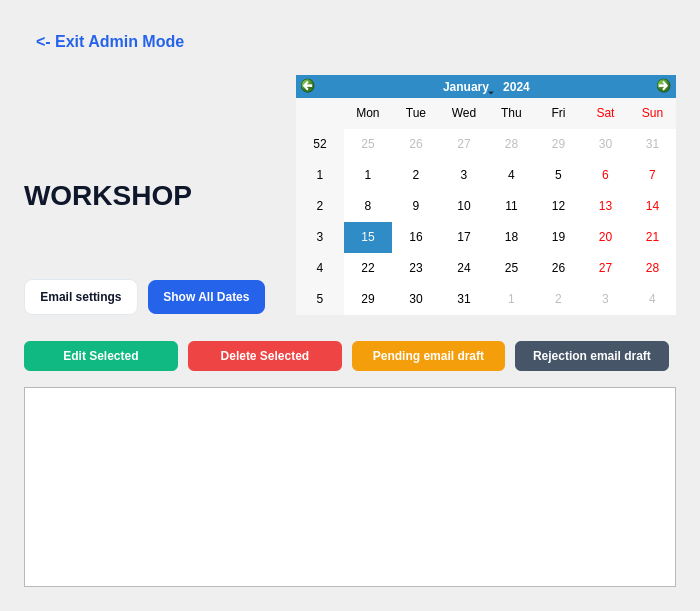
The window that ui/forms/page4.ui (PPAS-Rashmika/SYNCLAB-Centralized-Workshop-Laboratory-Allocation-Platform) describes before a commit, drawn with Qt 5.
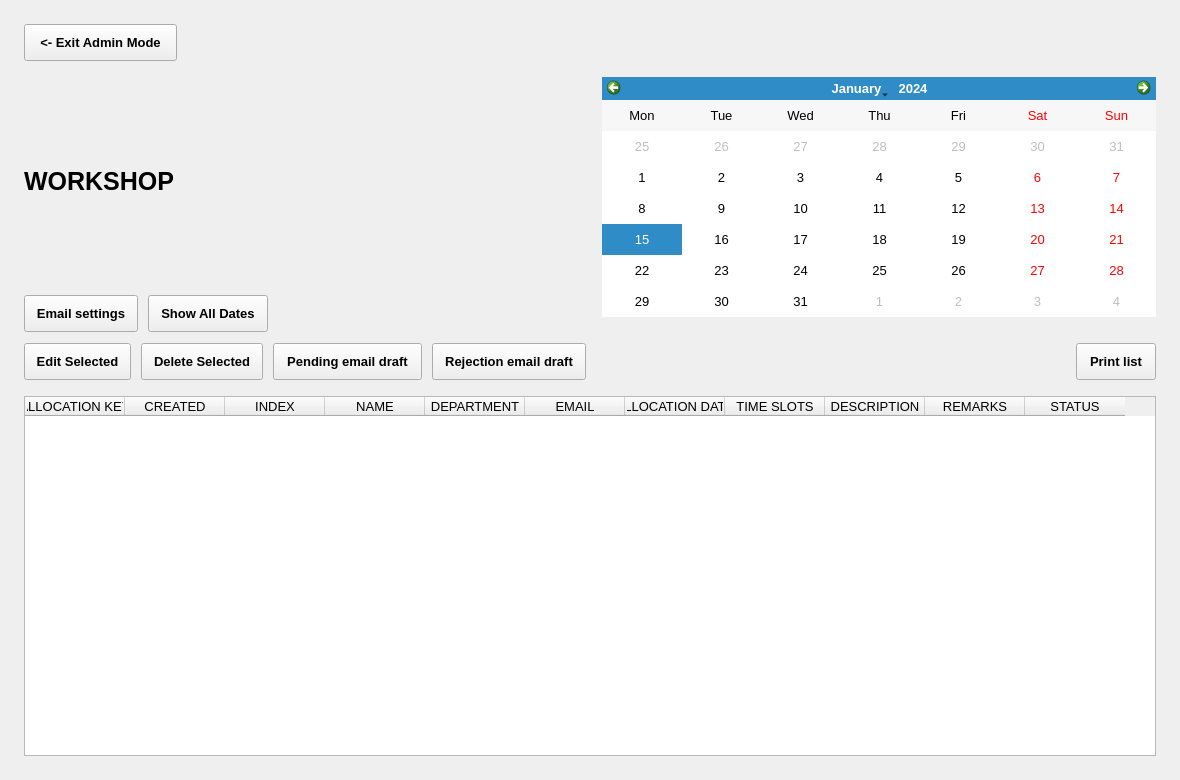
The same window after the commit. Custom widgets are drawn as their Qt base class.

The edit to the form file:
```diff
--- a/ui/forms/page4.ui
+++ b/ui/forms/page4.ui
@@ -2,73 +2,86 @@
 <ui version="4.0">
  <class>Page4</class>
  <widget class="QWidget" name="page4Widget">
-  <layout class="QVBoxLayout" name="verticalLayout_page4" stretch="0,0,0,1">
-   <property name="spacing">
-    <number>16</number>
-   </property>
-   <property name="leftMargin">
-    <number>24</number>
-   </property>
-   <property name="topMargin">
-    <number>24</number>
-   </property>
-   <property name="rightMargin">
-    <number>24</number>
-   </property>
-   <property name="bottomMargin">
-    <number>24</number>
-   </property>
-   <item>
-    <layout class="QHBoxLayout" name="page4TopBar">
-     <item alignment="Qt::AlignLeft|Qt::AlignTop">
+  <property name="font">
+   <font>
+    <family>Segoe UI</family>
+    <pointsize>10</pointsize>
+    <bold>false</bold>
+   </font>
+  </property>
+  <property name="styleSheet">
+   <string notr="true">QWidget { color:#17243B;   }QMainWindow, QStackedWidget, QWidget#page0Widget, QWidget#page1Widget, QWidget#page2Widget, QWidget#page3Widget, QWidget#page4Widget { background:#F4F7FB; }QScrollArea { border:none; background:transparent; } QScrollArea &gt; QWidget &gt; QWidget { background:#F4F7FB; }QScrollArea#cardsScrollArea &gt; QWidget, QWidget#cardsScrollContents { background:transparent; }QLabel { background:transparent; }QLabel#welcomeTitle { color:#52647D;   }QLabel#syncLabTitle {   }QLabel#syncLabSubtitle {   }QLabel#welcomeDesc, QLabel#selectedDescLabel2, QLabel#adminWsDescLbl { color:#52647D;  }QLabel#selectTitleLabel, QLabel#selectedNameLabel2, QLabel#confirmTitleLbl, QLabel#adminWsTitleLbl {   }QLineEdit, QTextEdit, QComboBox { background:#FFFFFF; border:1px solid #D4DEEB; border-radius:7px; padding:8px; selection-background-color:#2563EB; selection-color:white; }QLineEdit:focus, QTextEdit:focus, QComboBox:focus { border:1px solid #2563EB; }QComboBox QAbstractItemView { background:#FFFFFF; color:#17243B; selection-background-color:#2563EB; selection-color:white; }QPushButton { background:#FFFFFF; color:#17243B; border:1px solid #D4DEEB; border-radius:8px; padding:9px 14px;  }QPushButton:hover, QPushButton:focus { background:#EAF2FF; border-color:#2563EB; }QPushButton:pressed { border:2px solid #2563EB; }QPushButton#allocateNowBtn, QPushButton#nextBtn, QPushButton#nextTo3Btn, QPushButton#submitBtn, QPushButton#updateBtn { background:#2563EB; color:white; border:1px solid #2563EB; }QPushButton#allocateNowBtn:hover, QPushButton#nextBtn:hover, QPushButton#nextTo3Btn:hover, QPushButton#submitBtn:hover, QPushButton#updateBtn:hover { background:#1D4ED8; }QPushButton#deleteBtn, QPushButton#adminDelBtn { color:#BE123C; }QPushButton[timeSlot=true] { padding:10px 8px; }QPushButton:checked { background:#2563EB; color:white; border-color:#2563EB; }QPushButton:disabled { background:#F4F7FB; color:#52647D; border:1px solid #D4DEEB; }QPushButton#allocateNowBtn:disabled, QPushButton#nextBtn:disabled, QPushButton#nextTo3Btn:disabled, QPushButton#submitBtn:disabled, QPushButton#updateBtn:disabled, QPushButton#deleteBtn:disabled, QPushButton#adminDelBtn:disabled { background:#F4F7FB; color:#52647D; border:1px solid #D4DEEB; }QFrame#summaryBox { background:#EAF2FF; border:1px solid #D4DEEB; border-radius:10px; }QLabel#summaryDateLbl { color:#2563EB;  }QTableWidget { background:#FFFFFF; alternate-background-color:#F4F7FB; border:1px solid #D4DEEB; gridline-color:#D4DEEB; selection-background-color:#EAF2FF; selection-color:#17243B; }QHeaderView::section { font-weight:600; background:#EAF2FF; color:#17243B; border:none; padding:10px;  }QTableWidget QLineEdit, QTableWidget QComboBox { padding:4px; border-radius:4px; }QCalendarWidget { background:#FFFFFF; border:1px solid #D4DEEB; border-radius:8px; }QCalendarWidget QWidget#qt_calendar_navigationbar { background:#2563EB; }QCalendarWidget QToolButton { font-weight:600; color:white; background:transparent; padding:6px;  }QCalendarWidget QMenu, QCalendarWidget QSpinBox { background:#FFFFFF; color:#17243B; }QCalendarWidget QAbstractItemView { background:#FFFFFF; color:#17243B; selection-background-color:#2563EB; selection-color:white; outline:0; }QToolTip { background:#FFFFFF; color:#17243B; border:1px solid #D4DEEB; padding:6px; }</string>
+  </property>
+  <property name="geometry">
+   <rect>
+    <x>0</x>
+    <y>0</y>
+    <width>1180</width>
+    <height>780</height>
+   </rect>
+  </property>
       <widget class="QPushButton" name="adminBackBtn">
+   <property name="font">
+    <font>
+     <family>Segoe UI</family>
+     <pointsize>10</pointsize>
+     <bold>true</bold>
+    </font>
+   </property>
+   <property name="geometry">
+    <rect>
+     <x>24</x>
+     <y>24</y>
+     <width>153</width>
+     <height>37</height>
+    </rect>
+   </property>
        <property name="text">
         <string>&lt;- Exit Admin Mode</string>
        </property>
        <property name="cursor">
         <cursorShape>PointingHandCursor</cursorShape>
        </property>
-       <property name="styleSheet">
-        <string notr="true">QPushButton { background: transparent; color: #2563EB; font-size: 16px; font-weight: bold; border: none; text-align: left; padding: 8px 12px; border-radius: 8px; } QPushButton:hover { background-color: #EFF6FF; color: #1D4ED8; }</string>
-       </property>
-      </widget>
-     </item>
-    </layout>
-   </item>
-   <item>
-    <layout class="QHBoxLayout" name="adminTopLayout">
-     <property name="spacing">
-      <number>24</number>
-     </property>
-     <item>
-      <layout class="QVBoxLayout" name="adminInfoLayout">
-       <property name="spacing">
-        <number>10</number>
-       </property>
-       <item>
+  </widget>
         <widget class="QLabel" name="adminImgLabel">
-         <property name="textFormat">
-          <enum>Qt::PlainText</enum>
-         </property>
-         <property name="minimumSize">
-          <size>
-           <width>160</width>
-           <height>90</height>
-          </size>
-         </property>
-         <property name="maximumSize">
-          <size>
+   <property name="font">
+    <font>
+     <family>Segoe UI</family>
+     <pointsize>10</pointsize>
+     <bold>false</bold>
+    </font>
+   </property>
+   <property name="geometry">
+    <rect>
+     <x>24</x>
+     <y>77</y>
            <width>200</width>
-           <height>110</height>
-          </size>
+     <height>80</height>
+    </rect>
+   </property>
+   <property name="textFormat">
+    <enum>Qt::PlainText</enum>
          </property>
          <property name="alignment">
           <set>Qt::AlignCenter</set>
          </property>
         </widget>
-       </item>
-       <item>
         <widget class="QLabel" name="adminWsTitleLbl">
+   <property name="font">
+    <font>
+     <family>Segoe UI</family>
+     <pointsize>19</pointsize>
+     <bold>true</bold>
+    </font>
+   </property>
+   <property name="geometry">
+    <rect>
+     <x>24</x>
+     <y>167</y>
+     <width>554</width>
+     <height>66</height>
+    </rect>
+   </property>
          <property name="wordWrap">
           <bool>true</bool>
          </property>
@@ -78,183 +91,239 @@
          <property name="text">
           <string>WORKSHOP</string>
          </property>
-         <property name="styleSheet">
-          <string notr="true">font-size: 28px; font-weight: 900; color: #0F172A;</string>
-         </property>
-        </widget>
-       </item>
-       <item>
+   <property name="alignment">
+    <set>Qt::AlignLeading|Qt::AlignLeft|Qt::AlignTop</set>
+   </property>
+  </widget>
         <widget class="QLabel" name="adminWsDescLbl">
+   <property name="font">
+    <font>
+     <family>Segoe UI</family>
+     <pointsize>11</pointsize>
+     <bold>false</bold>
+    </font>
+   </property>
+   <property name="geometry">
+    <rect>
+     <x>24</x>
+     <y>242</y>
+     <width>554</width>
+     <height>40</height>
+    </rect>
+   </property>
          <property name="textFormat">
           <enum>Qt::PlainText</enum>
          </property>
          <property name="wordWrap">
           <bool>true</bool>
          </property>
-         <property name="styleSheet">
-          <string notr="true">font-size: 15px; color: #64748B; line-height: 1.6;</string>
-         </property>
-        </widget>
-       </item>
-       <item>
-        <spacer name="adminVs2">
-         <property name="orientation">
-          <enum>Qt::Vertical</enum>
-         </property>
-        </spacer>
-       </item>
-       <item>
-        <layout class="QHBoxLayout" name="adminBtnsLayout">
-         <property name="spacing">
-          <number>10</number>
-         </property>
-         <item>
+   <property name="alignment">
+    <set>Qt::AlignLeading|Qt::AlignLeft|Qt::AlignTop</set>
+   </property>
+  </widget>
           <widget class="QPushButton" name="adminSettingsBtn">
+   <property name="font">
+    <font>
+     <family>Segoe UI</family>
+     <pointsize>10</pointsize>
+     <bold>true</bold>
+    </font>
+   </property>
+   <property name="geometry">
+    <rect>
+     <x>24</x>
+     <y>295</y>
+     <width>114</width>
+     <height>37</height>
+    </rect>
+   </property>
            <property name="text">
             <string>Email settings</string>
            </property>
            <property name="cursor">
             <cursorShape>PointingHandCursor</cursorShape>
            </property>
-           <property name="styleSheet">
-            <string notr="true">QPushButton { background-color: #FFFFFF; color: #0F172A; border-radius: 8px; border: 1px solid #E2E8F0; font-weight: bold; padding: 10px 15px; } QPushButton:hover { border: 1px solid #2563EB; background-color: #EFF6FF; color: #2563EB; }</string>
-           </property>
-          </widget>
-         </item>
-         <item>
+  </widget>
           <widget class="QPushButton" name="adminShowAllBtn">
+   <property name="font">
+    <font>
+     <family>Segoe UI</family>
+     <pointsize>10</pointsize>
+     <bold>true</bold>
+    </font>
+   </property>
+   <property name="geometry">
+    <rect>
+     <x>148</x>
+     <y>295</y>
+     <width>120</width>
+     <height>37</height>
+    </rect>
+   </property>
            <property name="text">
             <string>Show All Dates</string>
            </property>
            <property name="cursor">
             <cursorShape>PointingHandCursor</cursorShape>
            </property>
-           <property name="styleSheet">
-            <string notr="true">QPushButton { background-color: #2563EB; color: white; border-radius: 8px; font-weight: bold; padding: 10px 15px; border: none; } QPushButton:hover { background-color: #1D4ED8; }</string>
-           </property>
-          </widget>
-         </item>
-         <item>
-          <spacer name="adminHs1">
-           <property name="orientation">
-            <enum>Qt::Horizontal</enum>
-           </property>
-          </spacer>
-         </item>
-        </layout>
-       </item>
-      </layout>
-     </item>
-     <item>
+  </widget>
       <widget class="QFrame" name="adminCalFrame">
-       <property name="minimumSize">
-        <size>
-         <width>380</width>
+   <property name="font">
+    <font>
+     <family>Segoe UI</family>
+     <pointsize>10</pointsize>
+     <bold>false</bold>
+    </font>
+   </property>
+   <property name="geometry">
+    <rect>
+     <x>602</x>
+     <y>77</y>
+     <width>554</width>
          <height>240</height>
-        </size>
-       </property>
-       <property name="maximumSize">
-        <size>
-         <width>16777215</width>
-         <height>280</height>
-        </size>
-       </property>
-       <layout class="QVBoxLayout" name="adminCalLayout">
-        <property name="leftMargin">
-         <number>0</number>
-        </property>
-        <property name="topMargin">
-         <number>0</number>
-        </property>
-        <property name="rightMargin">
-         <number>0</number>
-        </property>
-        <property name="bottomMargin">
-         <number>0</number>
-        </property>
-        <item>
+    </rect>
+   </property>
          <widget class="CustomCalendarWidget" name="adminCalendar">
-          <property name="styleSheet">
-           <string notr="true">CustomCalendarWidget { background-color: #FFFFFF; color: #0F172A; border: 1px solid #E2E8F0; border-radius: 12px; } CustomCalendarWidget QAbstractItemView { selection-background-color: #2563EB; selection-color: white; background-color: #FFFFFF; color: #0F172A; border: none; font-size: 14px; outline: none; }</string>
-          </property>
-         </widget>
-        </item>
-       </layout>
-      </widget>
-     </item>
-    </layout>
-   </item>
-   <item>
-    <layout class="QHBoxLayout" name="tableActionsLayout">
-     <property name="spacing">
-      <number>10</number>
-     </property>
-     <property name="topMargin">
-      <number>10</number>
-     </property>
-     <item>
+    <property name="font">
+     <font>
+      <family>Segoe UI</family>
+      <pointsize>10</pointsize>
+      <bold>false</bold>
+     </font>
+    </property>
+    <property name="verticalHeaderFormat">
+     <enum>QCalendarWidget::NoVerticalHeader</enum>
+    </property>
+    <property name="geometry">
+     <rect>
+      <x>0</x>
+      <y>0</y>
+      <width>554</width>
+      <height>240</height>
+     </rect>
+    </property>
+   </widget>
+  </widget>
       <widget class="QPushButton" name="adminEditBtn">
+   <property name="font">
+    <font>
+     <family>Segoe UI</family>
+     <pointsize>10</pointsize>
+     <bold>true</bold>
+    </font>
+   </property>
+   <property name="geometry">
+    <rect>
+     <x>24</x>
+     <y>343</y>
+     <width>107</width>
+     <height>37</height>
+    </rect>
+   </property>
        <property name="text">
         <string>Edit Selected</string>
        </property>
        <property name="cursor">
         <cursorShape>PointingHandCursor</cursorShape>
        </property>
-       <property name="styleSheet">
-        <string notr="true">QPushButton { background-color: #10B981; color: white; border-radius: 6px; font-weight: bold; padding: 8px 15px; border: none; } QPushButton:hover { background-color: #059669; border: 1px solid #34D399; }</string>
-       </property>
-      </widget>
-     </item>
-     <item>
+  </widget>
       <widget class="QPushButton" name="adminDelBtn">
+   <property name="font">
+    <font>
+     <family>Segoe UI</family>
+     <pointsize>10</pointsize>
+     <bold>true</bold>
+    </font>
+   </property>
+   <property name="geometry">
+    <rect>
+     <x>141</x>
+     <y>343</y>
+     <width>122</width>
+     <height>37</height>
+    </rect>
+   </property>
        <property name="text">
         <string>Delete Selected</string>
        </property>
        <property name="cursor">
         <cursorShape>PointingHandCursor</cursorShape>
        </property>
-       <property name="styleSheet">
-        <string notr="true">QPushButton { background-color: #EF4444; color: white; border-radius: 6px; font-weight: bold; padding: 8px 15px; border: none; } QPushButton:hover { background-color: #DC2626; border: 1px solid #FCA5A5; }</string>
-       </property>
-      </widget>
-     </item>
-     <item>
+  </widget>
       <widget class="QPushButton" name="pendingEmailBtn">
+   <property name="font">
+    <font>
+     <family>Segoe UI</family>
+     <pointsize>10</pointsize>
+     <bold>true</bold>
+    </font>
+   </property>
+   <property name="geometry">
+    <rect>
+     <x>273</x>
+     <y>343</y>
+     <width>149</width>
+     <height>37</height>
+    </rect>
+   </property>
        <property name="text">
         <string>Pending email draft</string>
        </property>
        <property name="cursor">
         <cursorShape>PointingHandCursor</cursorShape>
        </property>
-       <property name="styleSheet">
-        <string notr="true">QPushButton { background-color: #F59E0B; color: white; border-radius: 6px; font-weight: bold; padding: 8px 15px; border: none; } QPushButton:hover { background-color: #D97706; border: 1px solid #FDE047; }</string>
-       </property>
-      </widget>
-     </item>
-     <item>
+  </widget>
       <widget class="QPushButton" name="rejectEmailBtn">
+   <property name="font">
+    <font>
+     <family>Segoe UI</family>
+     <pointsize>10</pointsize>
+     <bold>true</bold>
+    </font>
+   </property>
+   <property name="geometry">
+    <rect>
+     <x>432</x>
+     <y>343</y>
+     <width>154</width>
+     <height>37</height>
+    </rect>
+   </property>
        <property name="text">
         <string>Rejection email draft</string>
        </property>
        <property name="cursor">
         <cursorShape>PointingHandCursor</cursorShape>
        </property>
-       <property name="styleSheet">
-        <string notr="true">QPushButton { background-color: #475569; color: white; border-radius: 6px; font-weight: bold; padding: 8px 15px; border: none; } QPushButton:hover { background-color: #334155; border: 1px solid #94A3B8; }</string>
-       </property>
-      </widget>
-     </item>
-     <item>
-      <spacer name="hsActions">
-       <property name="orientation">
-        <enum>Qt::Horizontal</enum>
-       </property>
-      </spacer>
-     </item>
-    </layout>
-   </item>
-   <item>
+  </widget>
     <widget class="QTableWidget" name="mainTable">
+   <property name="font">
+    <font>
+     <family>Segoe UI</family>
+     <pointsize>10</pointsize>
+     <bold>false</bold>
+    </font>
+   </property>
+   <property name="selectionMode">
+    <enum>QAbstractItemView::SingleSelection</enum>
+   </property>
+   <property name="selectionBehavior">
+    <enum>QAbstractItemView::SelectRows</enum>
+   </property>
+   <property name="editTriggers">
+    <set>QAbstractItemView::NoEditTriggers</set>
+   </property>
+   <property name="columnCount">
+    <number>11</number>
+   </property>
+   <property name="geometry">
+    <rect>
+     <x>24</x>
+     <y>396</y>
+     <width>1132</width>
+     <height>360</height>
+    </rect>
+   </property>
      <property name="verticalScrollMode">
       <enum>QAbstractItemView::ScrollPerPixel</enum>
      </property>
@@ -267,15 +336,85 @@
      <property name="alternatingRowColors">
       <bool>true</bool>
      </property>
-     <property name="minimumSize">
-      <size>
-       <width>0</width>
-       <height>200</height>
-      </size>
-     </property>
-    </widget>
-   </item>
-  </layout>
+   <column>
+    <property name="text">
+     <string>ALLOCATION KEY</string>
+    </property>
+   </column>
+   <column>
+    <property name="text">
+     <string>CREATED</string>
+    </property>
+   </column>
+   <column>
+    <property name="text">
+     <string>INDEX</string>
+    </property>
+   </column>
+   <column>
+    <property name="text">
+     <string>NAME</string>
+    </property>
+   </column>
+   <column>
+    <property name="text">
+     <string>DEPARTMENT</string>
+    </property>
+   </column>
+   <column>
+    <property name="text">
+     <string>EMAIL</string>
+    </property>
+   </column>
+   <column>
+    <property name="text">
+     <string>ALLOCATION DATE</string>
+    </property>
+   </column>
+   <column>
+    <property name="text">
+     <string>TIME SLOTS</string>
+    </property>
+   </column>
+   <column>
+    <property name="text">
+     <string>DESCRIPTION</string>
+    </property>
+   </column>
+   <column>
+    <property name="text">
+     <string>REMARKS</string>
+    </property>
+   </column>
+   <column>
+    <property name="text">
+     <string>STATUS</string>
+    </property>
+   </column>
+  </widget>
+  <widget class="QPushButton" name="printRecordsBtn">
+   <property name="cursor">
+    <cursorShape>PointingHandCursor</cursorShape>
+   </property>
+   <property name="text">
+    <string>Print list</string>
+   </property>
+   <property name="font">
+    <font>
+     <family>Segoe UI</family>
+     <pointsize>10</pointsize>
+     <bold>true</bold>
+    </font>
+   </property>
+   <property name="geometry">
+    <rect>
+     <x>1076</x>
+     <y>343</y>
+     <width>80</width>
+     <height>37</height>
+    </rect>
+   </property>
+  </widget>
  </widget>
  <customwidgets>
   <customwidget>
```
Left out of the diff: 4 changed lines with no effect on the pictures. Lines whose indentation alone changed are shown as unchanged.
